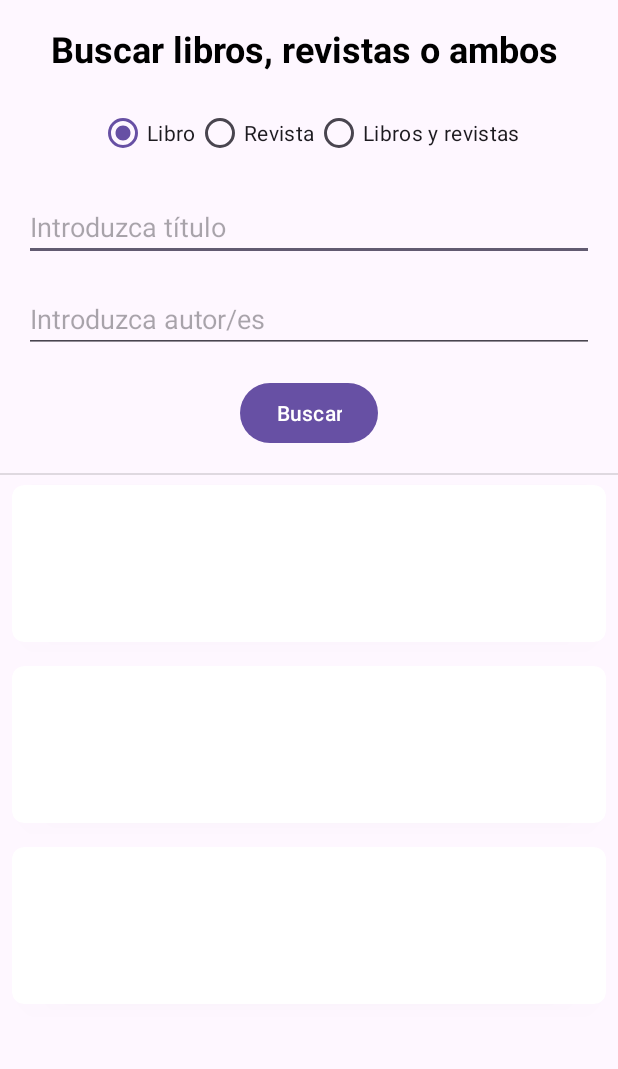
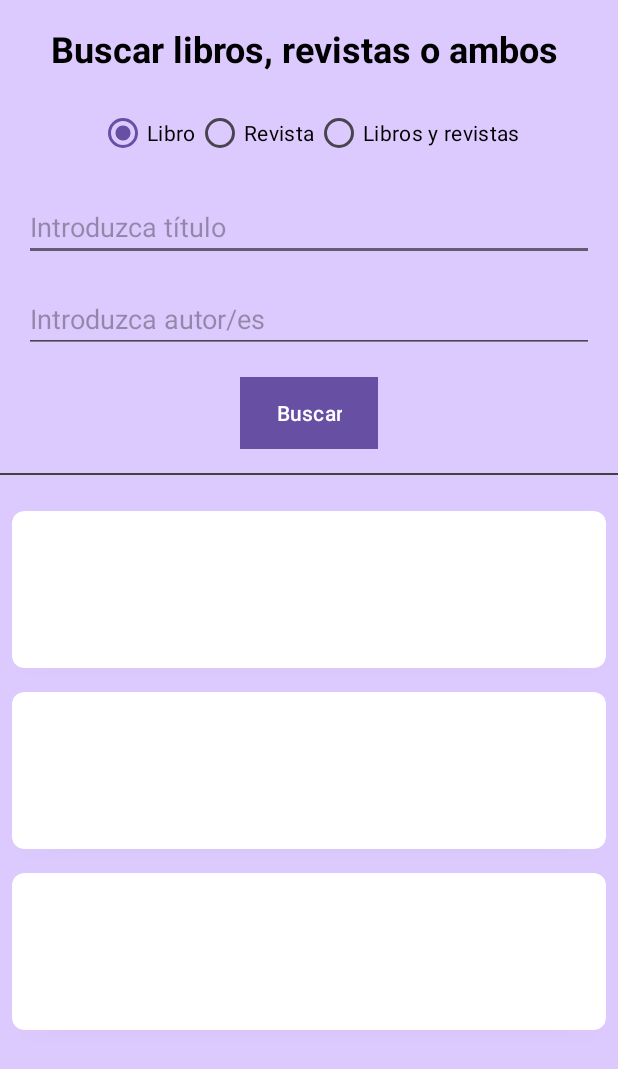
Before and after one commit to Jackknife95/PAD_24-25, an Android app: the layout activity_main.xml on its own in the app's theme, with its tools: preview values and no code run, on a phone screen of 412 x 824 dp. Shown: the top 1069 px of the screen. Run offline under Robolectric (Android 15) with nearby library versions, the phone set to English and light mode, and no system bars.

Commit message:
Actualización Resultado y Colores
Añadidos un par de colores (hay algunos como los de las CardViews y demás que no sé cómo cambiarlos) y actualización del Resultado. Ya muestra correctamente Resultado y Cargando... pero no encuentro la forma de que muestre lo de que No se encontraron resultados

```diff
--- a/app/src/main/res/layout/activity_main.xml
+++ b/app/src/main/res/layout/activity_main.xml
@@ -5,6 +5,7 @@
     android:id="@+id/main"
     android:layout_width="match_parent"
     android:layout_height="match_parent"
+    android:background="@color/backgroundColor"
     tools:context=".MainActivity">
 
     <!-- Título de la app o descripción -->
@@ -15,7 +16,7 @@
         android:text="@string/explicacion"
         android:textSize="24sp"
         android:textStyle="bold"
-        android:textColor="@android:color/black"
+        android:textColor="@color/textColorPrimary"
         app:layout_constraintTop_toTopOf="parent"
         app:layout_constraintStart_toStartOf="parent"
         app:layout_constraintEnd_toEndOf="parent"
@@ -38,21 +39,24 @@
             android:layout_width="wrap_content"
             android:layout_height="wrap_content"
             android:text="@string/libro"
-            android:checked="true" />
+            android:checked="true"
+            android:textColor="@color/textColorPrimary"/>
 
         <!-- RadioButton para seleccionar revista -->
         <RadioButton
             android:id="@+id/rbRevista"
             android:layout_width="wrap_content"
             android:layout_height="wrap_content"
-            android:text="@string/revista" />
+            android:text="@string/revista"
+            android:textColor="@color/textColorPrimary"/>
 
         <!-- RadioButton para seleccionar ambos -->
         <RadioButton
             android:id="@+id/rbAmbos"
             android:layout_width="wrap_content"
             android:layout_height="wrap_content"
-            android:text="@string/ambos" />
+            android:text="@string/ambos"
+            android:textColor="@color/textColorPrimary"/>
     </RadioGroup>
 
     <!-- Campo de texto para ingresar el título -->
@@ -89,6 +93,8 @@
         android:layout_width="wrap_content"
         android:layout_height="wrap_content"
         android:text="@string/botonBuscar"
+        android:background="@color/buttonBackground"
+        android:textColor="@color/buttonTextColor"
         app:layout_constraintTop_toBottomOf="@id/etAutor"
         app:layout_constraintStart_toStartOf="parent"
         app:layout_constraintEnd_toEndOf="parent"
@@ -99,7 +105,7 @@
         android:id="@+id/separator"
         android:layout_width="match_parent"
         android:layout_height="1dp"
-        android:background="?android:attr/listDivider"
+        android:background="@color/separatorColor"
         app:layout_constraintTop_toBottomOf="@id/btnBuscar"
         app:layout_constraintStart_toStartOf="parent"
         app:layout_constraintEnd_toEndOf="parent"
@@ -113,22 +119,21 @@
         android:text="@string/resultados"
         android:textSize="18sp"
         android:textStyle="bold"
-        android:textColor="@android:color/black"
+        android:textColor="@color/textColorResultados"
         app:layout_constraintTop_toBottomOf="@id/separator"
         app:layout_constraintStart_toStartOf="parent"
         app:layout_constraintEnd_toEndOf="parent"
         android:layout_marginTop="8dp"
-        android:visibility="gone"/> <!-- Oculto inicialmente -->
+        android:visibility="gone"/>
 
-
+    <!-- RecyclerView para mostrar los libros -->
     <androidx.recyclerview.widget.RecyclerView
         android:id="@+id/rvBooks"
         android:layout_width="match_parent"
         android:layout_height="0dp"
-        app:layout_constraintTop_toBottomOf="@id/btnBuscar"
+        app:layout_constraintTop_toBottomOf="@id/tvResultados"
         app:layout_constraintBottom_toBottomOf="parent"
         android:layout_marginTop="16dp"
         tools:listitem="@layout/book_item"/>
 
-
 </androidx.constraintlayout.widget.ConstraintLayout>
--- a/app/src/main/res/layout/book_item.xml
+++ b/app/src/main/res/layout/book_item.xml
@@ -20,8 +20,7 @@
             android:layout_height="wrap_content"
             android:textSize="16sp"
             android:textStyle="bold"
-            android:text=""
-            android:textColor="@android:color/black"
+            android:textColor="@color/textColorPrimary"
             android:paddingBottom="4dp"/>
 
         <!-- TextView para mostrar el autor -->
@@ -30,8 +29,7 @@
             android:layout_width="match_parent"
             android:layout_height="wrap_content"
             android:textSize="14sp"
-            android:text=""
-            android:textColor="@android:color/darker_gray"
+            android:textColor="@color/textColorSecondary"
             android:paddingBottom="4dp"/>
 
         <!-- TextView para mostrar el enlace al libro o revista -->
@@ -40,10 +38,9 @@
             android:layout_width="match_parent"
             android:layout_height="wrap_content"
             android:textSize="14sp"
-            android:textColor="@android:color/holo_blue_dark"
-            android:text=""
+            android:textColor="@color/linkColor"
             android:autoLink="web"
-        android:paddingTop="4dp"/>
+            android:paddingTop="4dp"/>
     </LinearLayout>
 
 </androidx.cardview.widget.CardView>
--- a/app/src/main/res/values/colors.xml
+++ b/app/src/main/res/values/colors.xml
@@ -1,5 +1,32 @@
-<?xml version="1.0" encoding="utf-8"?>
 <resources>
-    <color name="black">#FF000000</color>
-    <color name="white">#FFFFFFFF</color>
+    <!-- Color de fondo de la actividad principal -->
+    <color name="backgroundColor">#DCC9FD</color>
+
+    <!-- Color del texto principal -->
+    <color name="textColorPrimary">#000000</color>
+
+    <!-- Color del texto secundario -->
+    <color name="textColorSecondary">#A9A9A9</color>
+
+    <!-- Color del texto de los resultados -->
+    <color name="textColorResultados">#020202</color>
+
+    <!-- Color de fondo para el botón de búsqueda -->
+    <color name="buttonBackground">#000000</color>
+
+    <!-- Color del texto del botón de búsqueda -->
+    <color name="buttonTextColor">#FFFFFF</color>
+
+    <!-- Color de separador -->
+    <color name="separatorColor">#424242</color>
+
+    <!-- Colores de los libros en el CardView -->
+    <color name="cardBackground">#FFFFFF</color>
+    <color name="cardShadow">#DDDDDD</color>
+
+    <!-- Color del enlace al libro -->
+    <color name="linkColor">#4763FD</color>
+
+    <!-- Color de los RadioButtons -->
+    <color name="radioButtonColor">#673AB7</color>
 </resources>
```
